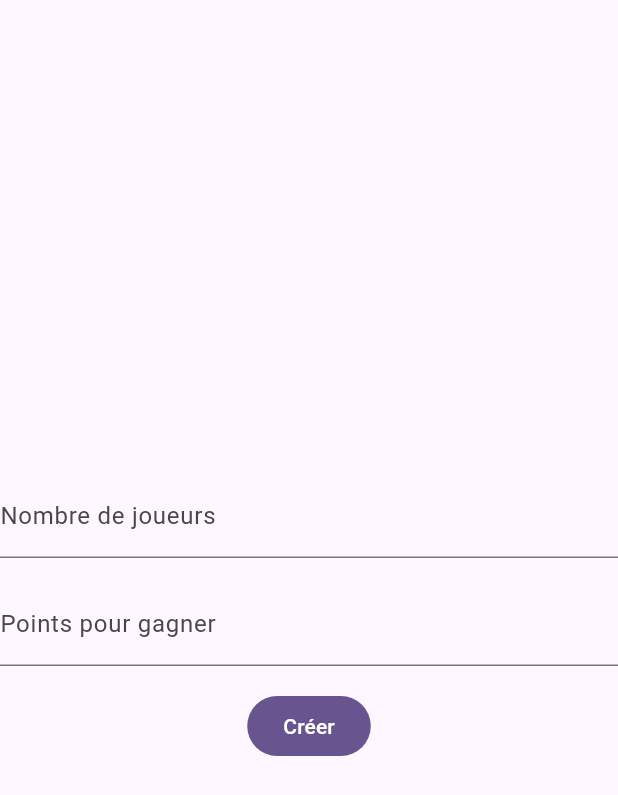
After one commit to Rukkaitto/rire_noir, a Flutter app: the CreateRoomPage screen opened by its route, after a tap on "Créer", on a phone screen of 412 x 824 dp. The commit adds this screen. Shown: the top 795 px of the screen. Run offline on Flutter 3.47's test engine with Material 3 defaults, Android fonts, the phone set to English and light mode, and no system bars; our stand-ins replace dio, equatable, go_router, google_fonts; missing offline and left inert: shelf_plus.

Commit message:
added room encoding and basic routing
added joining and creating rooms

```diff
--- a/api/pubspec.yaml
+++ b/api/pubspec.yaml
@@ -8,6 +8,7 @@ environment:
 
 # Add regular dependencies here.
 dependencies:
+  equatable: ^2.0.5
   shelf_plus: ^1.9.1
   # path: ^1.8.0
 
--- /dev/null
+++ b/lib/core/services/router_service/app_route.dart
@@ -0,0 +1,9 @@
+class AppRoute {
+  final String path;
+  final String name;
+
+  const AppRoute({
+    required this.path,
+    required this.name,
+  });
+}
--- /dev/null
+++ b/lib/core/services/router_service/app_routes.dart
@@ -0,0 +1,28 @@
+import 'app_route.dart';
+
+class AppRoutes {
+  static const AppRoute home = AppRoute(
+    path: '/',
+    name: 'Home',
+  );
+
+  static const AppRoute createRoom = AppRoute(
+    path: 'create-room',
+    name: 'CreateRoom',
+  );
+
+  static const AppRoute joinRoom = AppRoute(
+    path: 'join-room',
+    name: 'JoinRoom',
+  );
+
+  static const AppRoute createdRoom = AppRoute(
+    path: 'room',
+    name: 'createdRoom',
+  );
+
+  static const AppRoute joinedRoom = AppRoute(
+    path: 'room',
+    name: 'joinedRoom',
+  );
+}
--- /dev/null
+++ b/lib/core/ui_components/my_button/my_button.dart
@@ -0,0 +1,20 @@
+import 'package:flutter/material.dart';
+
+class MyButton extends StatelessWidget {
+  final String text;
+  final void Function() onPressed;
+
+  const MyButton({
+    super.key,
+    required this.text,
+    required this.onPressed,
+  });
+
+  @override
+  Widget build(BuildContext context) {
+    return FilledButton(
+      onPressed: onPressed,
+      child: Text(text),
+    );
+  }
+}
--- /dev/null
+++ b/lib/features/room/presentation/pages/create_room_page.dart
@@ -0,0 +1,80 @@
+import 'package:dio/dio.dart';
+import 'package:flutter/material.dart';
+import 'package:rire_noir/core/services/router_service/app_routes.dart';
+import 'package:rire_noir/core/services/router_service/router_service.dart';
+import 'package:rire_noir/core/ui_components/my_button/my_button.dart';
+import 'package:web_socket_channel/web_socket_channel.dart';
+
+class CreateRoomPage extends StatelessWidget {
+  final TextEditingController _playersController = TextEditingController();
+  final TextEditingController _pointsController = TextEditingController();
+
+  CreateRoomPage({super.key});
+
+  void handleCreate(BuildContext context) async {
+    final capacity = _playersController.text;
+    final winningScore = _pointsController.text;
+
+    final capacityInt = int.tryParse(capacity);
+    final winningScoreInt = int.tryParse(winningScore);
+
+    if (capacityInt == null || winningScoreInt == null) {
+      return;
+    }
+
+    try {
+      final response = await Dio().post<String>(
+        'http://localhost:8081/room',
+        data: {
+          'capacity': capacityInt,
+          'winningScore': winningScoreInt,
+        },
+      );
+
+      final pinCode = response.data;
+
+      if (!context.mounted) {
+        return;
+      }
+
+      RouterService.of(context).go(AppRoutes.createdRoom, queryParameters: {
+        'pinCode': pinCode,
+      });
+    } catch (e) {
+      print(e);
+    }
+  }
+
+  @override
+  Widget build(BuildContext context) {
+    return Scaffold(
+      body: Center(
+        child: Form(
+          child: Column(
+            mainAxisSize: MainAxisSize.min,
+            children: [
+              TextFormField(
+                controller: _playersController,
+                decoration: const InputDecoration(
+                  labelText: 'Nombre de joueurs',
+                ),
+              ),
+              const SizedBox(height: 16),
+              TextFormField(
+                controller: _pointsController,
+                decoration: const InputDecoration(
+                  labelText: 'Points pour gagner',
+                ),
+              ),
+              const SizedBox(height: 16),
+              MyButton(
+                onPressed: () => handleCreate(context),
+                text: 'Créer',
+              ),
+            ],
+          ),
+        ),
+      ),
+    );
+  }
+}
--- a/pubspec.yaml
+++ b/pubspec.yaml
@@ -13,6 +13,8 @@ dependencies:
   web_socket_channel: ^2.4.4
   api:
     path: ./api
+  go_router: ^13.2.2
+  dio: ^5.4.2+1
 
 dev_dependencies:
   flutter_test:
```
Also changed, not shown: api/bin/api.dart (+35 -34 lines), api/lib/entities/card.dart (added, +20 -0 lines), api/lib/entities/event.dart (+6 -3 lines), api/lib/entities/player.dart (added, +37 -0 lines), api/lib/entities/room.dart (+43 -8 lines), lib/core/services/router_service/router_service.dart (added, +97 -0 lines), lib/features/home/presentation/pages/home_page.dart (added, +34 -0 lines), lib/features/room/presentation/pages/join_room_page.dart (added, +44 -0 lines), lib/features/room/presentation/pages/room_page.dart (added, +73 -0 lines), lib/main.dart (+9 -57 lines), api/pubspec.lock, pubspec.lock.
